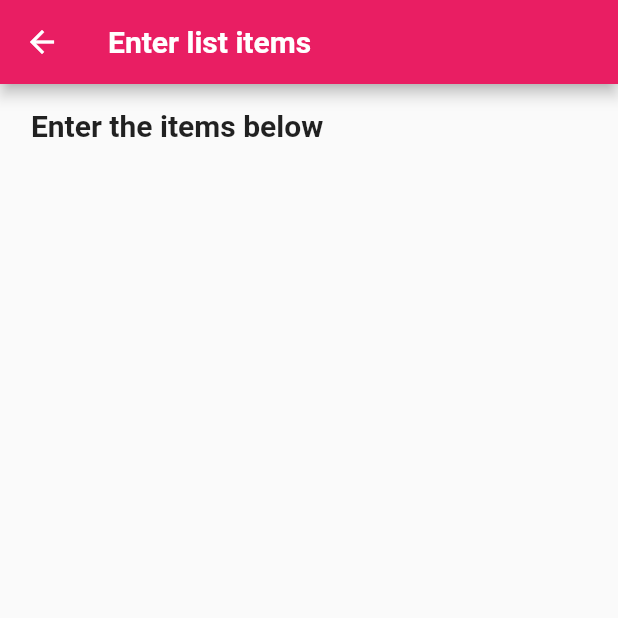
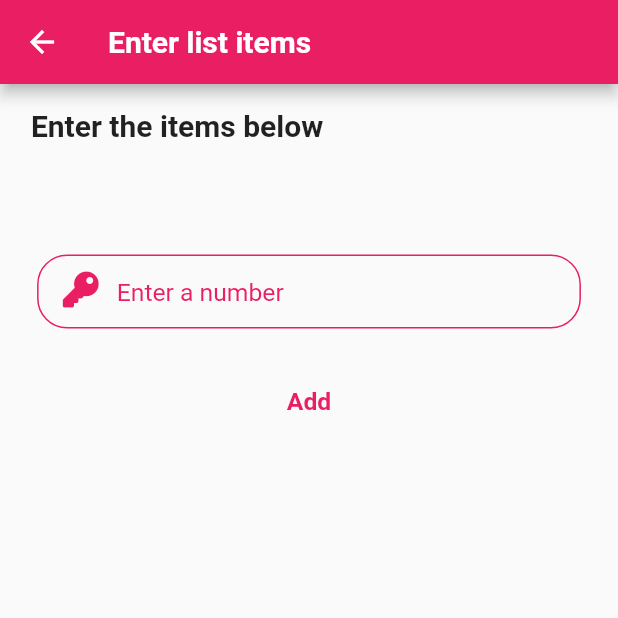
Before and after one commit to s1dd54rt5/EncrypTON, a Flutter app: the DecodeOwnScreen screen opened directly, on a phone screen of 412 x 824 dp, the top half of it. Run offline on Flutter 3.47's test engine with Material 2 defaults, Android fonts, the phone set to English and light mode, and no system bars; our stand-ins replace file_picker, font_awesome_flutter; missing offline and left inert: cryptography.

Commit message:
third page done

```diff
--- a/lib/decodeown.dart
+++ b/lib/decodeown.dart
@@ -1,4 +1,5 @@
 import 'package:flutter/material.dart';
+import 'package:font_awesome_flutter/font_awesome_flutter.dart';
 
 class DecodeOwnScreen extends StatefulWidget {
   @override
@@ -8,6 +9,9 @@ class DecodeOwnScreen extends StatefulWidget {
 class _DecodeOwnScreenState extends State<DecodeOwnScreen> {
   @override
   List numbers = [];
+  String currentNumber = '';
+  TextEditingController number = TextEditingController();
+  bool isEmpty = true;
   Widget build(BuildContext context) {
     Size size = MediaQuery.of(context).size;
     return Scaffold(
@@ -40,13 +44,127 @@ class _DecodeOwnScreenState extends State<DecodeOwnScreen> {
             height: size.height * 1 / 100,
           ),
           Container(
-            margin: EdgeInsets.symmetric(horizontal: size.width * 5 / 100),
-            child: Text(
-              '',
-              style: TextStyle(
-                color: Colors.pink,
-                fontSize: 26,
-                fontWeight: FontWeight.w600,
+            height: size.height * 6 / 100,
+            width: double.maxFinite,
+            child: ListView.builder(
+              shrinkWrap: false,
+              scrollDirection: Axis.horizontal,
+              itemCount: numbers.length,
+              padding: EdgeInsets.symmetric(horizontal: size.width * 6 / 100),
+              itemBuilder: (context, index) {
+                return Container(
+                  alignment: Alignment.center,
+                  padding: EdgeInsets.symmetric(
+                    horizontal: size.width * 2 / 100,
+                  ),
+                  decoration: BoxDecoration(
+                    borderRadius: BorderRadius.all(
+                      Radius.circular(10),
+                    ),
+                    color: Theme.of(context).accentColor,
+                  ),
+                  margin: EdgeInsets.only(
+                    right: size.width * 2 / 100,
+                  ),
+                  child: Row(
+                    children: [
+                      Container(
+                        child: Text(
+                          numbers[index].toString(),
+                          style: TextStyle(
+                            fontSize: 16,
+                            color: Colors.white,
+                            fontWeight: FontWeight.w500,
+                          ),
+                        ),
+                      ),
+                      IconButton(
+                        icon: Icon(
+                          FontAwesomeIcons.times,
+                          color: Colors.white,
+                        ),
+                        onPressed: () {
+                          setState(() {
+                            numbers.removeAt(index);
+                          });
+                        },
+                      )
+                    ],
+                  ),
+                );
+              },
+            ),
+          ),
+          SizedBox(
+            height: MediaQuery.of(context).size.height * 2 / 100,
+          ),
+          Container(
+            margin: EdgeInsets.only(
+              left: MediaQuery.of(context).size.width * 6 / 100,
+              right: MediaQuery.of(context).size.width * 6 / 100,
+            ),
+            alignment: Alignment.center,
+            padding: EdgeInsets.only(
+              left: MediaQuery.of(context).size.width * 1 / 100,
+              right: MediaQuery.of(context).size.width * 1 / 100,
+              bottom: MediaQuery.of(context).size.height * 0.5 / 100,
+              top: MediaQuery.of(context).size.height * 0.1 / 100,
+            ),
+            width: double.infinity,
+            height: MediaQuery.of(context).size.height * 6 / 100,
+            decoration: BoxDecoration(
+              border: Border.all(color: Theme.of(context).accentColor),
+              borderRadius: BorderRadius.all(
+                Radius.circular(20),
+              ),
+            ),
+            child: TextFormField(
+              controller: number,
+              onChanged: (value) {
+                currentNumber = value;
+              },
+              cursorColor: Theme.of(context).accentColor,
+              decoration: InputDecoration(
+                prefixIcon: Icon(
+                  FontAwesomeIcons.key,
+                  color: Theme.of(context).accentColor,
+                ),
+                border: InputBorder.none,
+                focusedBorder: InputBorder.none,
+                enabledBorder: InputBorder.none,
+                errorBorder: InputBorder.none,
+                disabledBorder: InputBorder.none,
+                hintText: "Enter a number",
+                hintStyle: TextStyle(
+                  fontSize: MediaQuery.of(context).size.height * 2 / 100,
+                  fontWeight: FontWeight.w400,
+                  color: Theme.of(context).primaryColor,
+                ),
+              ),
+            ),
+          ),
+          SizedBox(
+            height: MediaQuery.of(context).size.height * 3 / 100,
+          ),
+          Container(
+            child: FlatButton(
+              onPressed: () {
+                setState(() {
+                  numbers.add(int.parse(currentNumber));
+                  number.clear();
+                  print(numbers);
+                });
+              },
+              splashColor: Theme.of(context).accentColor,
+              child: Center(
+                child: Text(
+                  "Add",
+                  style: TextStyle(
+                    fontSize: MediaQuery.of(context).size.height * 2 / 100,
+                    fontWeight: FontWeight.w600,
+                    color: Theme.of(context).accentColor,
+                  ),
+                ),
               ),
             ),
           ),
--- a/pubspec.yaml
+++ b/pubspec.yaml
@@ -22,6 +22,7 @@ environment:
 
 dependencies:
   file_picker: ^2.0.7
+  font_awesome_flutter: ^8.8.1
   path_provider: ^1.6.21
   aes_crypt: ^0.1.1
   cryptography: ^1.4.0
```
Also changed, not shown: pubspec.lock.
